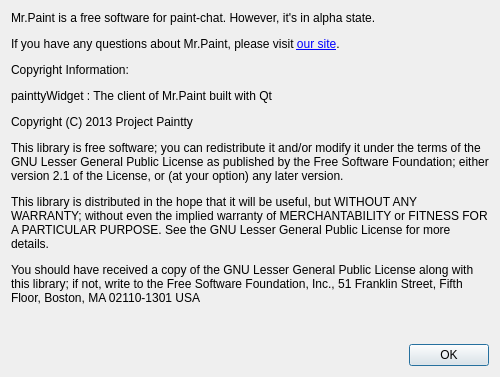
This is src/painttyDesktop/widgets/aboutdialog.ui in liuyanghejerry/painttyWidget as Qt 5 draws it before an edit. The edited form follows.
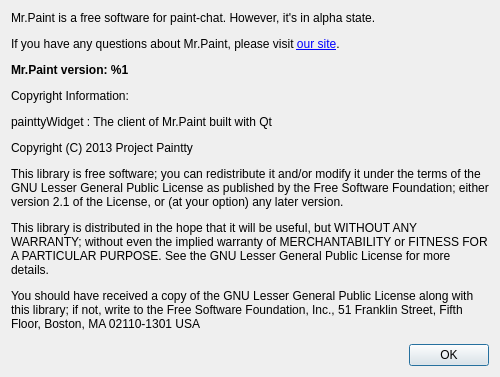
This is the edited form.

Commit message: change: add version number into about dialog. Closes #31

Diff of the .ui file:
```diff
--- a/src/painttyDesktop/widgets/aboutdialog.ui
+++ b/src/painttyDesktop/widgets/aboutdialog.ui
@@ -6,7 +6,7 @@
    <rect>
     <x>0</x>
     <y>0</y>
-    <width>407</width>
+    <width>492</width>
     <height>377</height>
    </rect>
   </property>
@@ -23,7 +23,7 @@
       </sizepolicy>
      </property>
      <property name="text">
-      <string>&lt;p&gt;Mr.Paint is a free software for paint-chat. However, it's in alpha state.&lt;/p&gt;&lt;p&gt;If you have any questions about Mr.Paint, please visit &lt;a href=&quot;http://mrspaint.com&quot;&gt;our site&lt;/a&gt;.&lt;/p&gt;&lt;p&gt;Copyright Information:&lt;/p&gt;&lt;p&gt;painttyWidget : The client of Mr.Paint built with Qt&lt;/p&gt;&lt;p&gt;Copyright (C) 2013 Project Paintty&lt;/p&gt;&lt;p&gt;&lt;/p&gt;&lt;p&gt;This library is free software; you can redistribute it and/or modify it under the terms of the GNU Lesser General Public License as published by the Free Software Foundation; either version 2.1 of the License, or (at your option) any later version.&lt;/p&gt;&lt;p&gt;This library is distributed in the hope that it will be useful, but WITHOUT ANY WARRANTY; without even the implied warranty of MERCHANTABILITY or FITNESS FOR A PARTICULAR PURPOSE.  See the GNU Lesser General Public License for more details.&lt;/p&gt;&lt;p&gt;You should have received a copy of the GNU Lesser General Public License along with this library; if not, write to the Free Software Foundation, Inc., 51 Franklin Street, Fifth Floor, Boston, MA  02110-1301  USA&lt;/p&gt;</string>
+      <string>&lt;html&gt;&lt;head/&gt;&lt;body&gt;&lt;p&gt;Mr.Paint is a free software for paint-chat. However, it's in alpha state.&lt;/p&gt;&lt;p&gt;If you have any questions about Mr.Paint, please visit &lt;a href=&quot;http://mrspaint.com&quot;&gt;&lt;span style=&quot; text-decoration: underline; color:#0000ff;&quot;&gt;our site&lt;/span&gt;&lt;/a&gt;.&lt;/p&gt;&lt;p&gt;&lt;span style=&quot; font-weight:600;&quot;&gt;Mr.Paint version: %1&lt;/span&gt;&lt;/p&gt;&lt;p&gt;Copyright Information:&lt;/p&gt;&lt;p&gt;painttyWidget : The client of Mr.Paint built with Qt&lt;/p&gt;&lt;p&gt;Copyright (C) 2013 Project Paintty&lt;/p&gt;&lt;p&gt;This library is free software; you can redistribute it and/or modify it under the terms of the GNU Lesser General Public License as published by the Free Software Foundation; either version 2.1 of the License, or (at your option) any later version.&lt;/p&gt;&lt;p&gt;This library is distributed in the hope that it will be useful, but WITHOUT ANY WARRANTY; without even the implied warranty of MERCHANTABILITY or FITNESS FOR A PARTICULAR PURPOSE. See the GNU Lesser General Public License for more details.&lt;/p&gt;&lt;p&gt;You should have received a copy of the GNU Lesser General Public License along with this library; if not, write to the Free Software Foundation, Inc., 51 Franklin Street, Fifth Floor, Boston, MA 02110-1301 USA&lt;/p&gt;&lt;/body&gt;&lt;/html&gt;</string>
      </property>
      <property name="textFormat">
       <enum>Qt::AutoText</enum>
```
Left out of the diff: 2 changed lines with no effect on the pictures. The commit also changes 1 other file.
